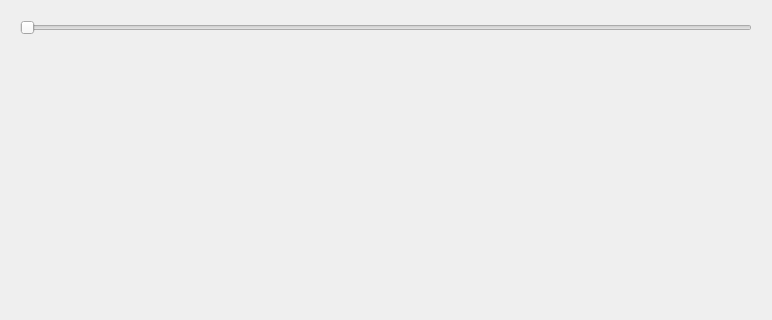
Above: Splines.ui from porkmarks/mthesis before the change; both pictures show x 0 to 772 and y 0 to 320 of the 772 by 649 pixel window. Below: the same form after it.
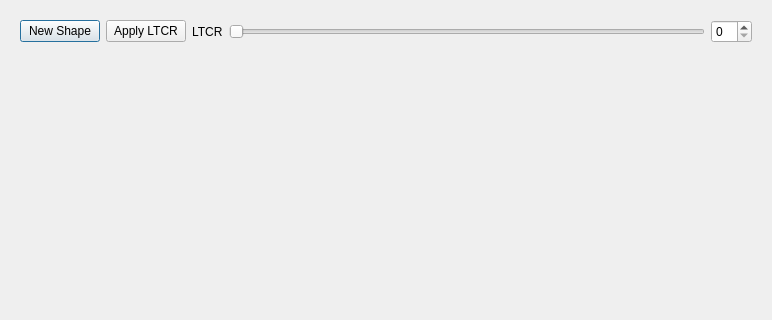
That is the form after the change.

The edit to the form file:
```diff
--- a/Splines.ui
+++ b/Splines.ui
@@ -24,15 +24,39 @@
      </property>
      <layout class="QHBoxLayout" name="horizontalLayout">
       <item>
-       <widget class="QSlider" name="curviness">
+       <widget class="QPushButton" name="newShape">
+        <property name="text">
+         <string>New Shape</string>
+        </property>
+       </widget>
+      </item>
+      <item>
+       <widget class="QPushButton" name="applyLTCR">
+        <property name="text">
+         <string>Apply LTCR</string>
+        </property>
+       </widget>
+      </item>
+      <item>
+       <widget class="QLabel" name="label">
+        <property name="text">
+         <string>LTCR</string>
+        </property>
+       </widget>
+      </item>
+      <item>
+       <widget class="QSlider" name="ltcr">
         <property name="maximum">
-         <number>999</number>
+         <number>100</number>
         </property>
         <property name="orientation">
          <enum>Qt::Horizontal</enum>
         </property>
        </widget>
       </item>
+      <item>
+       <widget class="QSpinBox" name="ltcrValue"/>
+      </item>
      </layout>
     </widget>
    </item>
```
Left out of the diff: 19 changed lines with no effect on the pictures.
